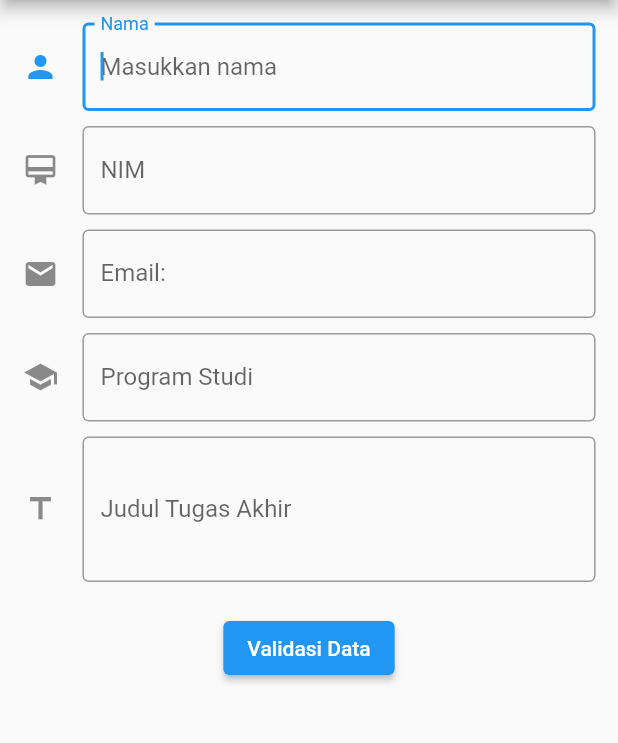
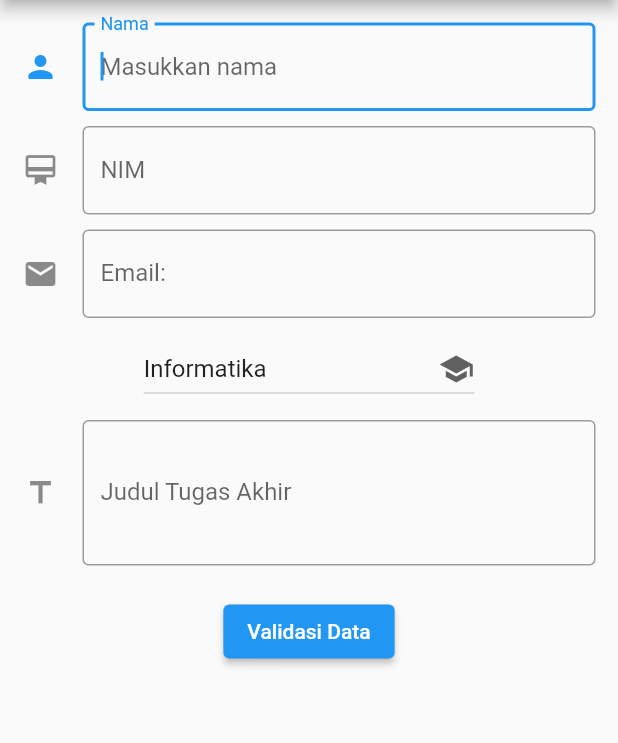
Before and after one commit to dwisuluh/daftar_ujian, a Flutter app: the DaftarUjian screen opened directly, on a phone screen of 412 x 824 dp, the part 84-827 px from its top. Run offline on Flutter 3.47's test engine with Material 2 defaults, Android fonts, the phone set to English and light mode, and no system bars.

Commit message:
Update Beranda.dart
update dropdown

```diff
--- a/lib/Beranda.dart
+++ b/lib/Beranda.dart
@@ -1,5 +1,3 @@
-// import 'dart:js';
-
 import 'package:flutter/material.dart';
 
 class Beranda extends StatefulWidget {
@@ -17,6 +15,14 @@ class _HomePageState extends State<Beranda> {
   void onTap(int index) {
     setState(() {
       selectedIndex = index;
+    });
+  }
+
+  String dropdownvalue = 'Pilih Program Studi';
+
+  void onDrop(String? newValue) {
+    setState(() {
+      dropdownvalue = newValue!;
     });
   }
 
@@ -100,6 +106,16 @@ class Home extends StatelessWidget {
 class DaftarUjian extends StatelessWidget {
   GlobalKey<FormState> formKey = GlobalKey<FormState>();
   GlobalKey<ScaffoldState> scaffoldKey = GlobalKey<ScaffoldState>();
+  String dropValue = 'Informatika';
+
+  var items = [
+    'Informatika',
+    'Sistem Informasi',
+    'Sistem Informasi Akuntansi',
+    'Bisnis Digital',
+    'Manajemen Ritel',
+    'Teknik Komputer'
+  ];
 
   void validateInput() {
     FormState? form = this.formKey.currentState;
@@ -182,21 +198,22 @@ class DaftarUjian extends StatelessWidget {
                 ),
                 Padding(
                   padding: const EdgeInsets.only(bottom: 10.0),
-                  child: TextFormField(
-                    decoration: InputDecoration(
-                      hintText: 'Masukan Program Studi',
-                      labelText: 'Program Studi',
-                      icon: Icon(Icons.school),
-                      border: OutlineInputBorder(),
-                    ),
-                    keyboardType: TextInputType.text,
-                    validator: (String? value) {
-                      if (value.toString().isEmpty) {
-                        return 'Program Studi Tidak Boleh Kosong';
-                      }
-                    },
+                  child: Column(
+                    children: [
+                      DropdownButton(
+                          value: dropValue,
+                          icon: const Icon(Icons.school),
+                          items: items.map((String items) {
+                            return DropdownMenuItem(
+                              value: items,
+                              child: Text(items),
+                            );
+                          }).toList(),
+                          onChanged: (String? value) {}),
+                    ],
                   ),
                 ),
+                // ),
                 Padding(
                   padding: const EdgeInsets.only(bottom: 10.0),
                   child: TextFormField(
```
